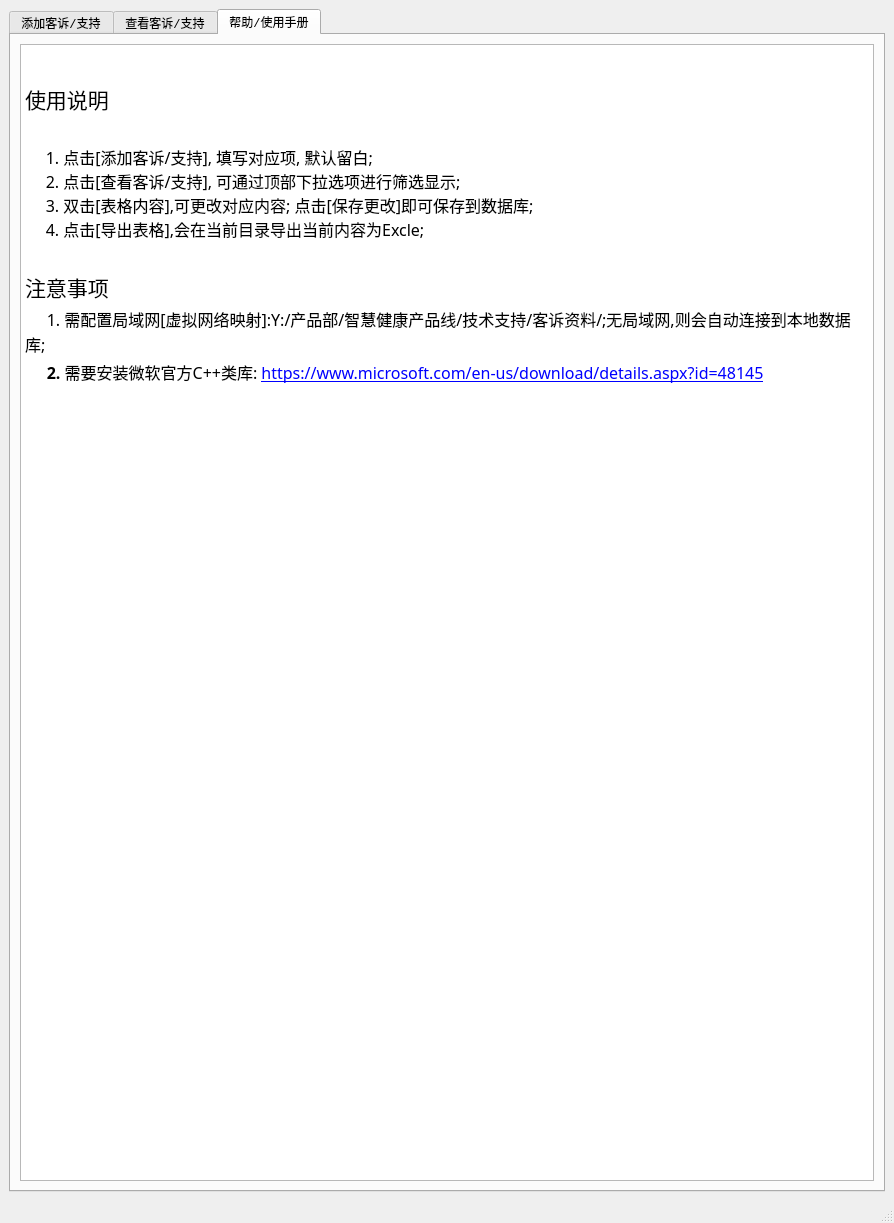
Qt form ustum_complaints.ui (junglefive/ProjectManageSystem) before a commit.
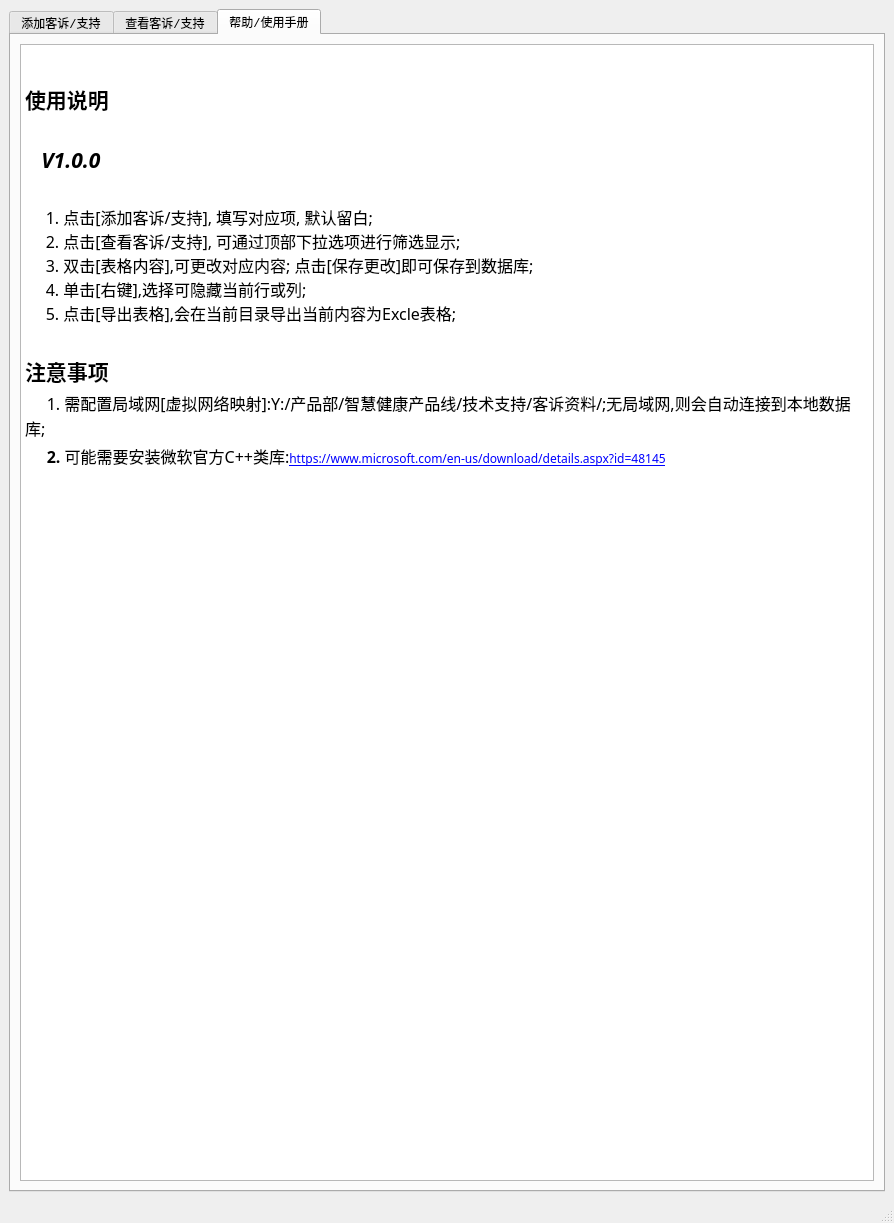
The same form after that commit.

Patch:
```diff
--- a/ustum_complaints.ui
+++ b/ustum_complaints.ui
@@ -650,6 +650,9 @@
             <family>宋体</family>
            </font>
           </property>
+          <property name="readOnly">
+           <bool>true</bool>
+          </property>
           <property name="html">
            <string>&lt;!DOCTYPE HTML PUBLIC &quot;-//W3C//DTD HTML 4.0//EN&quot; &quot;http://www.w3.org/TR/REC-html40/strict.dtd&quot;&gt;
 &lt;html&gt;&lt;head&gt;&lt;meta name=&quot;qrichtext&quot; content=&quot;1&quot; /&gt;&lt;style type=&quot;text/css&quot;&gt;
@@ -657,16 +660,19 @@
 &lt;/style&gt;&lt;/head&gt;&lt;body style=&quot; font-family:'宋体'; font-size:9pt; font-weight:400; font-style:normal;&quot;&gt;
 &lt;p style=&quot;-qt-paragraph-type:empty; margin-top:0px; margin-bottom:0px; margin-left:0px; margin-right:0px; -qt-block-indent:0; text-indent:0px; font-family:'Consolas';&quot;&gt;&lt;br /&gt;&lt;/p&gt;
 &lt;p style=&quot;-qt-paragraph-type:empty; margin-top:0px; margin-bottom:0px; margin-left:0px; margin-right:0px; -qt-block-indent:0; text-indent:0px; font-family:'Consolas';&quot;&gt;&lt;br /&gt;&lt;/p&gt;
-&lt;p style=&quot; margin-top:0px; margin-bottom:0px; margin-left:0px; margin-right:0px; -qt-block-indent:0; text-indent:0px;&quot;&gt;&lt;span style=&quot; font-family:'Consolas'; font-size:16pt;&quot;&gt;使用说明&lt;/span&gt;&lt;/p&gt;
+&lt;p style=&quot; margin-top:0px; margin-bottom:0px; margin-left:0px; margin-right:0px; -qt-block-indent:0; text-indent:0px;&quot;&gt;&lt;span style=&quot; font-family:'Consolas'; font-size:16pt; font-weight:600;&quot;&gt;使用说明&lt;/span&gt;&lt;/p&gt;
+&lt;p style=&quot;-qt-paragraph-type:empty; margin-top:0px; margin-bottom:0px; margin-left:0px; margin-right:0px; -qt-block-indent:0; text-indent:0px; font-family:'Consolas'; font-size:16pt;&quot;&gt;&lt;br /&gt;&lt;/p&gt;
+&lt;p style=&quot; margin-top:0px; margin-bottom:0px; margin-left:0px; margin-right:0px; -qt-block-indent:0; text-indent:0px;&quot;&gt;&lt;span style=&quot; font-family:'Consolas'; font-size:16pt;&quot;&gt;   &lt;/span&gt;&lt;span style=&quot; font-family:'Consolas'; font-size:16pt; font-weight:600; font-style:italic;&quot;&gt;V1.0.0&lt;/span&gt;&lt;/p&gt;
 &lt;p style=&quot;-qt-paragraph-type:empty; margin-top:0px; margin-bottom:0px; margin-left:0px; margin-right:0px; -qt-block-indent:0; text-indent:0px; font-family:'Consolas'; font-size:16pt;&quot;&gt;&lt;br /&gt;&lt;/p&gt;
 &lt;p style=&quot; margin-top:0px; margin-bottom:0px; margin-left:0px; margin-right:0px; -qt-block-indent:0; text-indent:0px;&quot;&gt;&lt;span style=&quot; font-family:'Consolas'; font-size:12pt;&quot;&gt;     1. 点击[添加客诉/支持], 填写对应项, 默认留白;&lt;/span&gt;&lt;/p&gt;
 &lt;p style=&quot; margin-top:0px; margin-bottom:0px; margin-left:0px; margin-right:0px; -qt-block-indent:0; text-indent:0px;&quot;&gt;&lt;span style=&quot; font-family:'Consolas'; font-size:12pt;&quot;&gt;     2. 点击[查看客诉/支持], 可通过顶部下拉选项进行筛选显示;&lt;/span&gt;&lt;/p&gt;
 &lt;p style=&quot; margin-top:0px; margin-bottom:0px; margin-left:0px; margin-right:0px; -qt-block-indent:0; text-indent:0px;&quot;&gt;&lt;span style=&quot; font-family:'Consolas'; font-size:12pt;&quot;&gt;     3. 双击[表格内容],可更改对应内容; 点击[保存更改]即可保存到数据库;&lt;/span&gt;&lt;/p&gt;
-&lt;p style=&quot; margin-top:0px; margin-bottom:0px; margin-left:0px; margin-right:0px; -qt-block-indent:0; text-indent:0px;&quot;&gt;&lt;span style=&quot; font-family:'Consolas'; font-size:12pt;&quot;&gt;     4. 点击[导出表格],会在当前目录导出当前内容为Excle;&lt;/span&gt;&lt;/p&gt;
+&lt;p style=&quot; margin-top:0px; margin-bottom:0px; margin-left:0px; margin-right:0px; -qt-block-indent:0; text-indent:0px;&quot;&gt;&lt;span style=&quot; font-family:'Consolas'; font-size:12pt;&quot;&gt;     4. 单击[右键],选择可隐藏当前行或列;&lt;/span&gt;&lt;/p&gt;
+&lt;p style=&quot; margin-top:0px; margin-bottom:0px; margin-left:0px; margin-right:0px; -qt-block-indent:0; text-indent:0px;&quot;&gt;&lt;span style=&quot; font-family:'Consolas'; font-size:12pt;&quot;&gt;     5. 点击[导出表格],会在当前目录导出当前内容为Excle表格;&lt;/span&gt;&lt;/p&gt;
 &lt;p style=&quot;-qt-paragraph-type:empty; margin-top:0px; margin-bottom:0px; margin-left:0px; margin-right:0px; -qt-block-indent:0; text-indent:0px; font-family:'Consolas'; font-size:16pt; font-weight:600;&quot;&gt;&lt;br /&gt;&lt;/p&gt;
-&lt;p style=&quot; margin-top:0px; margin-bottom:0px; margin-left:0px; margin-right:0px; -qt-block-indent:0; text-indent:0px;&quot;&gt;&lt;span style=&quot; font-family:'Consolas'; font-size:16pt;&quot;&gt;注意事项&lt;/span&gt;&lt;/p&gt;
+&lt;p style=&quot; margin-top:0px; margin-bottom:0px; margin-left:0px; margin-right:0px; -qt-block-indent:0; text-indent:0px;&quot;&gt;&lt;span style=&quot; font-family:'Consolas'; font-size:16pt; font-weight:600;&quot;&gt;注意事项&lt;/span&gt;&lt;/p&gt;
 &lt;p style=&quot; margin-top:0px; margin-bottom:0px; margin-left:0px; margin-right:0px; -qt-block-indent:0; text-indent:0px;&quot;&gt;&lt;span style=&quot; font-family:'Consolas'; font-size:16pt;&quot;&gt;    &lt;/span&gt;&lt;span style=&quot; font-family:'Consolas'; font-size:12pt;&quot;&gt;1. 需&lt;/span&gt;&lt;span style=&quot; font-size:12pt; color:#000000;&quot;&gt;配置局域网[虚拟网络映射]&lt;/span&gt;&lt;span style=&quot; font-family:'Consolas'; font-size:12pt; color:#000000;&quot;&gt;:Y:/&lt;/span&gt;&lt;span style=&quot; font-size:12pt; color:#000000;&quot;&gt;产品部&lt;/span&gt;&lt;span style=&quot; font-family:'Consolas'; font-size:12pt; color:#000000;&quot;&gt;/&lt;/span&gt;&lt;span style=&quot; font-size:12pt; color:#000000;&quot;&gt;智慧健康产品线&lt;/span&gt;&lt;span style=&quot; font-family:'Consolas'; font-size:12pt; color:#000000;&quot;&gt;/&lt;/span&gt;&lt;span style=&quot; font-size:12pt; color:#000000;&quot;&gt;技术支持&lt;/span&gt;&lt;span style=&quot; font-family:'Consolas'; font-size:12pt; color:#000000;&quot;&gt;/&lt;/span&gt;&lt;span style=&quot; font-size:12pt; color:#000000;&quot;&gt;客诉资料&lt;/span&gt;&lt;span style=&quot; font-family:'Consolas'; font-size:12pt; color:#000000;&quot;&gt;/;无局域网,则会自动连接到本地数据库;&lt;/span&gt;&lt;span style=&quot; font-family:'Consolas'; font-size:12pt;&quot;&gt;	 &lt;/span&gt;&lt;/p&gt;
-&lt;p style=&quot; margin-top:0px; margin-bottom:0px; margin-left:0px; margin-right:0px; -qt-block-indent:0; text-indent:0px;&quot;&gt;&lt;span style=&quot; font-family:'Consolas'; font-size:16pt; font-weight:600;&quot;&gt;    &lt;/span&gt;&lt;span style=&quot; font-family:'Consolas'; font-size:12pt; font-weight:600;&quot;&gt;2.&lt;/span&gt;&lt;span style=&quot; font-family:'Simsum'; font-size:12pt; color:#000000;&quot;&gt; 需要安装微软官方C++类库: &lt;/span&gt;&lt;a href=&quot;javascript:onClick = WinOpen()&quot;&gt;&lt;span style=&quot; font-family:'Simsum'; font-size:12pt; text-decoration: underline; color:#0000ff;&quot;&gt;https://www.microsoft.com/en-us/download/details.aspx?id=48145&lt;/span&gt;&lt;/a&gt;&lt;/p&gt;
+&lt;p style=&quot; margin-top:0px; margin-bottom:0px; margin-left:0px; margin-right:0px; -qt-block-indent:0; text-indent:0px;&quot;&gt;&lt;span style=&quot; font-family:'Consolas'; font-size:16pt; font-weight:600;&quot;&gt;    &lt;/span&gt;&lt;span style=&quot; font-family:'Consolas'; font-size:12pt; font-weight:600;&quot;&gt;2.&lt;/span&gt;&lt;span style=&quot; font-family:'Simsum'; font-size:12pt; color:#000000;&quot;&gt; 可能需要安装微软官方C++类库:&lt;/span&gt;&lt;a href=&quot; https://www.microsoft.com/en-us/download/details.aspx?id=48145&quot;&gt;&lt;span style=&quot; text-decoration: underline; color:#0000ff;&quot;&gt;https://www.microsoft.com/en-us/download/details.aspx?id=48145&lt;/span&gt;&lt;/a&gt;&lt;/p&gt;
 &lt;p style=&quot;-qt-paragraph-type:empty; margin-top:0px; margin-bottom:0px; margin-left:0px; margin-right:0px; -qt-block-indent:0; text-indent:0px; font-family:'Consolas'; font-size:12pt; font-weight:600;&quot;&gt;&lt;br /&gt;&lt;/p&gt;
 &lt;p style=&quot;-qt-paragraph-type:empty; margin-top:0px; margin-bottom:0px; margin-left:0px; margin-right:0px; -qt-block-indent:0; text-indent:0px; font-family:'Consolas'; font-size:16pt; font-weight:600;&quot;&gt;&lt;br /&gt;&lt;/p&gt;
 &lt;p style=&quot;-qt-paragraph-type:empty; margin-top:0px; margin-bottom:0px; margin-left:0px; margin-right:0px; -qt-block-indent:0; text-indent:0px; font-family:'Consolas'; font-size:16pt; font-weight:600;&quot;&gt;&lt;br /&gt;&lt;/p&gt;
```
Left out of the diff: 2 changed lines with no effect on the pictures.
